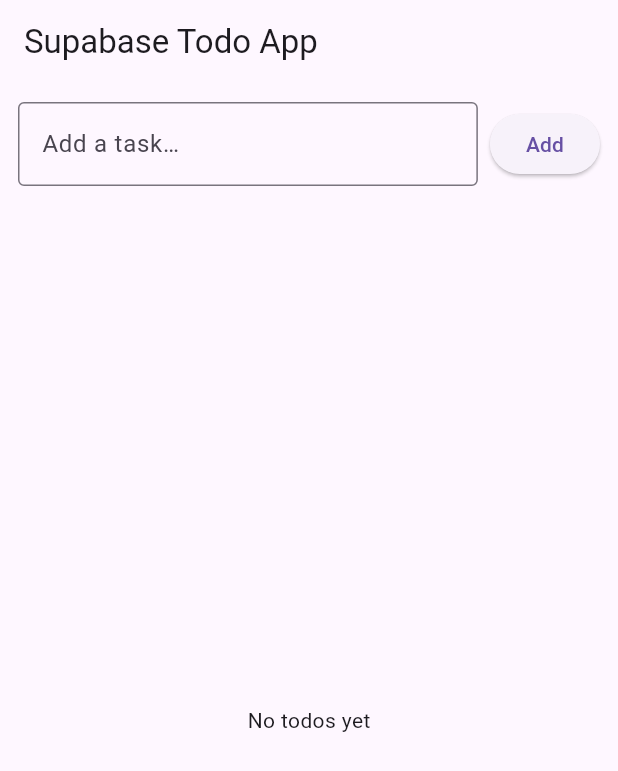
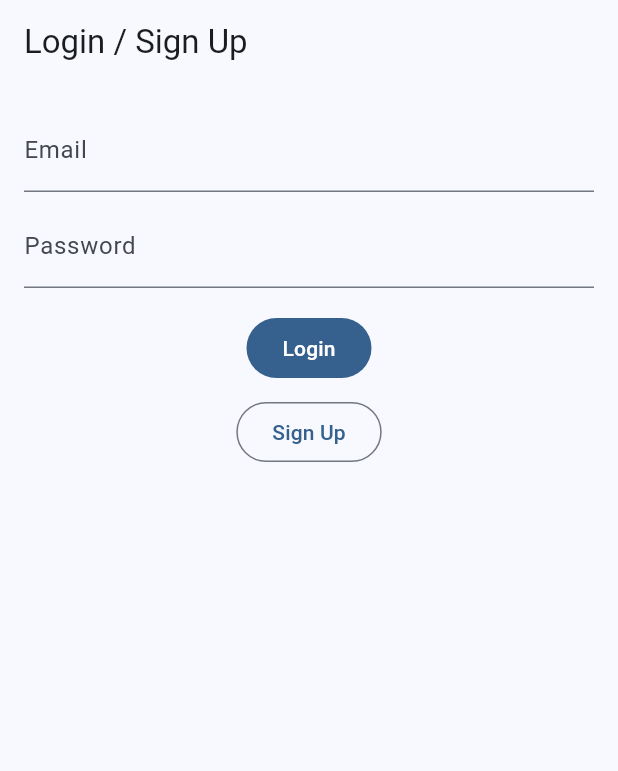
Before and after one commit to t3komu00/flutter_todo_app, a Flutter app: the screen it shows after launch, on a phone screen of 412 x 824 dp. Shown: the top 771 px of the screen. Run offline on Flutter 3.47's test engine with Material 3 defaults, Android fonts, the phone set to English and light mode, and no system bars; our stand-ins replace flutter_dotenv, supabase_flutter; accounts and stored records are empty.

```diff
--- a/lib/main.dart
+++ b/lib/main.dart
@@ -2,6 +2,10 @@ import 'package:flutter/foundation.dart';
 import 'package:flutter/material.dart';
 import 'package:flutter_dotenv/flutter_dotenv.dart';
 import 'package:supabase_flutter/supabase_flutter.dart';
+
+// ✅ use package imports (pubspec name must be "todo_app")
+import 'package:todo_app/pages/login_page.dart';
+import 'package:todo_app/pages/todo_page.dart';
 
 Future<void> main() async {
   WidgetsFlutterBinding.ensureInitialized();
@@ -12,13 +16,12 @@ Future<void> main() async {
 
   final url = kIsWeb
       ? const String.fromEnvironment('SUPABASE_URL')
-      : dotenv.env['SUPABASE_URL']!;
+      : (dotenv.env['SUPABASE_URL'] ?? '');
   final anonKey = kIsWeb
       ? const String.fromEnvironment('SUPABASE_ANON_KEY')
-      : dotenv.env['SUPABASE_ANON_KEY']!;
+      : (dotenv.env['SUPABASE_ANON_KEY'] ?? '');
 
   await Supabase.initialize(url: url, anonKey: anonKey);
-
   runApp(const MyApp());
 }
 
@@ -27,130 +30,21 @@ class MyApp extends StatelessWidget {
 
   @override
   Widget build(BuildContext context) {
-    return const MaterialApp(
+    final session = Supabase.instance.client.auth.currentSession;
+
+    return MaterialApp(
       debugShowCheckedModeBanner: false,
-      home: HomePage(),
+      title: 'Supabase Todo App',
+      theme: ThemeData(
+        colorScheme: ColorScheme.fromSeed(seedColor: Colors.blue),
+        useMaterial3: true,
+      ),
+      // ❌ no const inside builders/home
+      routes: {
+        '/login': (context) => LoginPage(),
+        '/todo': (context) => TodoPage(),
+      },
+      home: session == null ? LoginPage() : TodoPage(),
     );
   }
 }
-
-class HomePage extends StatefulWidget {
-  const HomePage({super.key});
-  @override
-  State<HomePage> createState() => _HomePageState();
-}
-
-class _HomePageState extends State<HomePage> {
-  final _sb = Supabase.instance.client;
-  final _text = TextEditingController();
-
-  //  CRUD FUNCTIONS
-
-  /// CREATE
-  Future<void> _addTask() async {
-    final t = _text.text.trim();
-    if (t.isEmpty) return;
-    await _sb.from('todos').insert({'task': t, 'is_done': false});
-    _text.clear();
-  }
-
-  /// UPDATE (toggle done)
-  Future<void> _toggleTask(int id, bool done) async {
-    await _sb.from('todos').update({'is_done': done}).eq('id', id);
-  }
-
-  /// DELETE
-  Future<void> _deleteTask(int id) async {
-    await _sb.from('todos').delete().eq('id', id);
-  }
-
-  /// READ (live stream)
-  Stream<List<Map<String, dynamic>>> _watchTasks() {
-    return _sb
-        .from('todos')
-        .stream(primaryKey: ['id'])
-        .order('created_at', ascending: false)
-        .map((rows) => List<Map<String, dynamic>>.from(rows));
-  }
-
-  @override
-  void dispose() {
-    _text.dispose();
-    super.dispose();
-  }
-
-  //  UI
-  @override
-  Widget build(BuildContext context) {
-    return Scaffold(
-      appBar: AppBar(title: const Text('Supabase Todo App')),
-      body: Column(
-        children: [
-          Padding(
-            padding: const EdgeInsets.all(12),
-            child: Row(
-              children: [
-                Expanded(
-                  child: TextField(
-                    controller: _text,
-                    decoration: const InputDecoration(
-                      hintText: 'Add a task…',
-                      border: OutlineInputBorder(),
-                    ),
-                    onSubmitted: (_) => _addTask(),
-                  ),
-                ),
-                const SizedBox(width: 8),
-                ElevatedButton(onPressed: _addTask, child: const Text('Add')),
-              ],
-            ),
-          ),
-          Expanded(
-            child: StreamBuilder<List<Map<String, dynamic>>>(
-              stream: _watchTasks(),
-              builder: (context, snap) {
-                if (snap.connectionState == ConnectionState.waiting) {
-                  return const Center(child: CircularProgressIndicator());
-                }
-                if (snap.hasError) {
-                  return Center(child: Text('Error: ${snap.error}'));
-                }
-                final todos = snap.data ?? [];
-                if (todos.isEmpty) {
-                  return const Center(child: Text('No todos yet'));
-                }
-                return ListView.separated(
-                  itemCount: todos.length,
-                  separatorBuilder: (_, __) => const Divider(height: 1),
-                  itemBuilder: (_, i) {
-                    final t = todos[i];
-                    final id = t['id'] as int;
-                    final title = (t['task'] as String?) ?? '';
-                    final done = (t['is_done'] as bool?) ?? false;
-
-                    return ListTile(
-                      title: Text(
-                        title,
-                        style: TextStyle(
-                          decoration: done ? TextDecoration.lineThrough : null,
-                        ),
-                      ),
-                      leading: Checkbox(
-                        value: done,
-                        onChanged: (v) => _toggleTask(id, v ?? false),
-                      ),
-                      trailing: IconButton(
-                        icon: const Icon(Icons.delete),
-                        onPressed: () => _deleteTask(id),
-                      ),
-                    );
-                  },
-                );
-              },
-            ),
-          ),
-        ],
-      ),
-    );
-  }
-}
--- a/lib/pages/login_page.dart
+++ b/lib/pages/login_page.dart
@@ -0,0 +1,105 @@
+import 'package:flutter/material.dart';
+import 'package:supabase_flutter/supabase_flutter.dart';
+import 'todo_page.dart';
+
+class LoginPage extends StatefulWidget {
+  const LoginPage({super.key});
+  @override
+  State<LoginPage> createState() => _LoginPageState();
+}
+
+class _LoginPageState extends State<LoginPage> {
+  // 1) grab a handle to Supabase
+  final _sb = Supabase.instance.client;
+
+  // 2) inputs + simple loading state
+  final _email = TextEditingController();
+  final _password = TextEditingController();
+  bool _loading = false;
+
+  // 3) tiny helper to show messages
+  void _show(String m) =>
+      ScaffoldMessenger.of(context).showSnackBar(SnackBar(content: Text(m)));
+
+  // 4) login with email/password
+  Future<void> _login() async {
+    setState(() => _loading = true);
+    try {
+      final res = await _sb.auth.signInWithPassword(
+        email: _email.text.trim(),
+        password: _password.text.trim(),
+      );
+      if (res.user != null && mounted) {
+        // go to the todo screen
+        Navigator.pushReplacement(
+          context,
+          MaterialPageRoute(builder: (_) => TodoPage()),
+        );
+      }
+    } on AuthException catch (e) {
+      _show(e.message);
+    } finally {
+      if (mounted) setState(() => _loading = false);
+    }
+  }
+
+  // 5) create an account (email/password)
+  Future<void> _signup() async {
+    setState(() => _loading = true);
+    try {
+      final res = await _sb.auth.signUp(
+        email: _email.text.trim(),
+        password: _password.text.trim(),
+      );
+      if (res.user != null) {
+        _show('Signed up! (If email confirmation is ON, check your inbox.)');
+      }
+    } on AuthException catch (e) {
+      _show(e.message);
+    } finally {
+      if (mounted) setState(() => _loading = false);
+    }
+  }
+
+  @override
+  void dispose() {
+    _email.dispose();
+    _password.dispose();
+    super.dispose();
+  }
+
+  @override
+  Widget build(BuildContext context) {
+    return Scaffold(
+      appBar: AppBar(title: const Text('Login / Sign Up')),
+      body: Padding(
+        padding: const EdgeInsets.all(16),
+        child: Column(
+          children: [
+            TextField(
+              controller: _email,
+              keyboardType: TextInputType.emailAddress,
+              decoration: const InputDecoration(labelText: 'Email'),
+            ),
+            const SizedBox(height: 8),
+            TextField(
+              controller: _password,
+              obscureText: true,
+              decoration: const InputDecoration(labelText: 'Password'),
+            ),
+            const SizedBox(height: 16),
+            FilledButton(
+              onPressed: _loading ? null : _login,
+              child: const Text('Login'),
+            ),
+            const SizedBox(height: 8),
+            OutlinedButton(
+              onPressed: _loading ? null : _signup,
+              child: const Text('Sign Up'),
+            ),
+          ],
+        ),
+      ),
+    );
+  }
+}
```
Also changed, not shown: lib/pages/todo_page.dart (+163 -0 lines).
